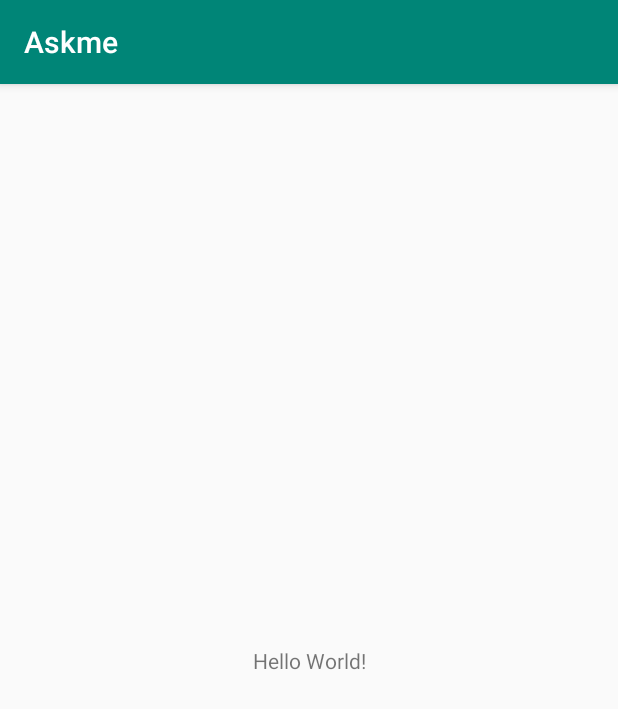
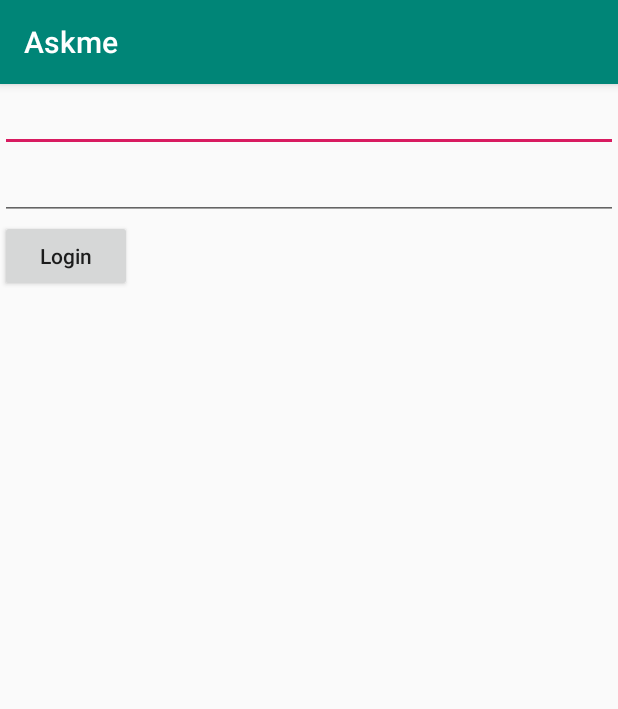
Before and after one commit to AmrDeveloper/Askme, an Android app: the screen it shows after launch (MainActivity before the commit, LoginActivity after it), on a phone screen of 412 x 824 dp. Shown: the top 709 px of the screen. Run offline under Robolectric (Android 15) with nearby library versions, the phone set to English and light mode, and no system bars; our stand-ins replace EventBus.

Commit message:
Implement login activity with MVP Arch

```diff
--- a/Android/app/src/main/java/com/amrdeveloper/askme/AskmeClient.kt
+++ b/Android/app/src/main/java/com/amrdeveloper/askme/AskmeClient.kt
@@ -7,8 +7,7 @@ import retrofit2.converter.gson.GsonConverterFactory
 object AskmeClient {
 
     private val retrofit: Retrofit
-    private lateinit var askmeClient: AskmeClient
-    private val ASKME_BASE_URL = "http://localhost:3000/v1/"
+    private const val ASKME_BASE_URL = "http://192.168.1.2:3000/v1/"
 
     init {
         retrofit = Retrofit.Builder()
--- /dev/null
+++ b/Android/app/src/main/java/com/amrdeveloper/askme/contracts/LoginContract.kt
@@ -0,0 +1,18 @@
+package com.amrdeveloper.askme.contracts
+
+interface LoginContract {
+
+    interface Model{
+        fun isValidInformation(email : String, pass : String) : Boolean
+        fun makeLoginRequest(email : String, pass : String)
+    }
+
+    interface View{
+        fun showProgressBar()
+        fun hideProgressBar()
+    }
+
+    interface Presenter{
+        fun onStartLogin(email : String, pass : String)
+    }
+}
--- /dev/null
+++ b/Android/app/src/main/java/com/amrdeveloper/askme/events/LoginFailureEvent.kt
@@ -0,0 +1,5 @@
+package com.amrdeveloper.askme.events
+
+class LoginFailureEvent{
+
+}
--- /dev/null
+++ b/Android/app/src/main/java/com/amrdeveloper/askme/presenters/LoginPresenter.kt
@@ -0,0 +1,29 @@
+package com.amrdeveloper.askme.presenters
+
+import com.amrdeveloper.askme.contracts.LoginContract
+import com.amrdeveloper.askme.models.LoginModel
+import com.amrdeveloper.askme.events.LoginFailureEvent
+import org.greenrobot.eventbus.EventBus
+
+class LoginPresenter(
+    private val view : LoginContract.View
+) : LoginContract.Presenter {
+
+    private val model: LoginContract.Model
+
+    init {
+        model = LoginModel()
+    }
+
+    override fun onStartLogin(email: String, pass: String) {
+        val isValidInfo : Boolean = model.isValidInformation(email, pass)
+        if(isValidInfo){
+            view.showProgressBar()
+            model.makeLoginRequest(email, pass)
+        }else{
+            view.hideProgressBar()
+            EventBus.getDefault().post(LoginFailureEvent())
+        }
+    }
+
+}
--- /dev/null
+++ b/Android/app/src/main/java/com/amrdeveloper/askme/views/LoginActivity.kt
@@ -0,0 +1,86 @@
+package com.amrdeveloper.askme.views
+
+import android.content.Intent
+import androidx.appcompat.app.AppCompatActivity
+import android.os.Bundle
+import android.widget.Button
+import android.widget.EditText
+
+import android.widget.Toast
+import com.amrdeveloper.askme.contracts.LoginContract
+import com.amrdeveloper.askme.presenters.LoginPresenter
+import com.amrdeveloper.askme.R
+import com.amrdeveloper.askme.Session
+import com.amrdeveloper.askme.events.LoginFailureEvent
+import com.amrdeveloper.askme.events.LoginSuccessEvent
+import org.greenrobot.eventbus.Subscribe
+import org.greenrobot.eventbus.ThreadMode
+import org.greenrobot.eventbus.EventBus
+
+class LoginActivity : AppCompatActivity(), LoginContract.View {
+
+    private lateinit var emailEditText: EditText
+    private lateinit var passwordEdit: EditText
+    private lateinit var loginButton: Button
+
+    private lateinit var mLoginPresenter: LoginPresenter
+
+    override fun onCreate(savedInstanceState: Bundle?) {
+        super.onCreate(savedInstanceState)
+        setContentView(R.layout.activity_login)
+
+        initViews()
+
+        mLoginPresenter = LoginPresenter(this)
+
+        loginButton.setOnClickListener { view ->
+            val email: String = emailEditText.text.toString()
+            val password: String = passwordEdit.text.toString()
+            mLoginPresenter.onStartLogin(email, password)
+        }
+    }
+
+    fun initViews() {
+        emailEditText = findViewById(R.id.emailEdit)
+        passwordEdit = findViewById(R.id.passwordEdit)
+        loginButton = findViewById(R.id.loginButton)
+    }
+
+    @Subscribe(threadMode = ThreadMode.MAIN)
+    fun onLoginSuccessEvent(event: LoginSuccessEvent) {
+        Toast.makeText(applicationContext, "Valid Login", Toast.LENGTH_SHORT).show()
+        val session = Session()
+        session.login(applicationContext, event.email, event.password, event.token)
+
+        val intent = Intent(this, MainActivity::class.java)
+        startActivity(intent)
+    }
+
+    @Subscribe(threadMode = ThreadMode.MAIN)
+    fun onLoginFailureEvent(event: LoginFailureEvent) {
+         Toast.makeText(applicationContext, "Invalid Login", Toast.LENGTH_SHORT).show()
+    }
+
+    override fun showProgressBar() {
+
+    }
+
+    override fun hideProgressBar() {
+
+    }
+
+    override fun onStart() {
+        super.onStart()
+        EventBus.getDefault().register(this)
+    }
+
+    override fun onPause() {
+        super.onPause()
+        EventBus.getDefault().unregister(this)
+    }
+
+    override fun onStop() {
+        super.onStop()
+        EventBus.getDefault().unregister(this)
+    }
+}
--- a/Android/app/src/main/java/com/amrdeveloper/askme/MainActivity.kt
+++ b/Android/app/src/main/java/com/amrdeveloper/askme/views/MainActivity.kt
@@ -1,7 +1,8 @@
-package com.amrdeveloper.askme
+package com.amrdeveloper.askme.views
 
 import androidx.appcompat.app.AppCompatActivity
 import android.os.Bundle
+import com.amrdeveloper.askme.R
 
 class MainActivity : AppCompatActivity() {
 
--- /dev/null
+++ b/Android/app/src/main/res/layout/activity_login.xml
@@ -0,0 +1,26 @@
+<?xml version="1.0" encoding="utf-8"?>
+<LinearLayout xmlns:android="http://schemas.android.com/apk/res/android"
+    xmlns:app="http://schemas.android.com/apk/res-auto"
+    xmlns:tools="http://schemas.android.com/tools"
+    android:layout_width="match_parent"
+    android:layout_height="match_parent"
+    android:orientation="vertical"
+    tools:context=".views.LoginActivity">
+
+    <EditText
+        android:id="@+id/emailEdit"
+        android:layout_width="match_parent"
+        android:layout_height="wrap_content"/>
+
+    <EditText
+        android:id="@+id/passwordEdit"
+        android:layout_width="match_parent"
+        android:layout_height="wrap_content"/>
+
+    <Button
+        android:id="@+id/loginButton"
+        android:text="Login"
+        android:textAllCaps="false"
+        android:layout_width="wrap_content"
+        android:layout_height="wrap_content"/>
+</LinearLayout>
--- a/Android/app/src/main/res/layout/activity_main.xml
+++ b/Android/app/src/main/res/layout/activity_main.xml
@@ -5,7 +5,7 @@
     xmlns:tools="http://schemas.android.com/tools"
     android:layout_width="match_parent"
     android:layout_height="match_parent"
-    tools:context=".MainActivity">
+    tools:context=".views.MainActivity">
 
     <TextView
         android:layout_width="wrap_content"
```
Also changed, not shown: Android/app/build.gradle (+9 -1 lines), Android/app/src/main/AndroidManifest.xml (+8 -5 lines), Android/app/src/main/java/com/amrdeveloper/askme/AskmeService.kt (+2 -5 lines), Android/app/src/main/java/com/amrdeveloper/askme/events/LoginSuccessEvent.kt (added, +7 -0 lines), Android/app/src/main/java/com/amrdeveloper/askme/models/LoginModel.kt (added, +44 -0 lines), 1 other file.
